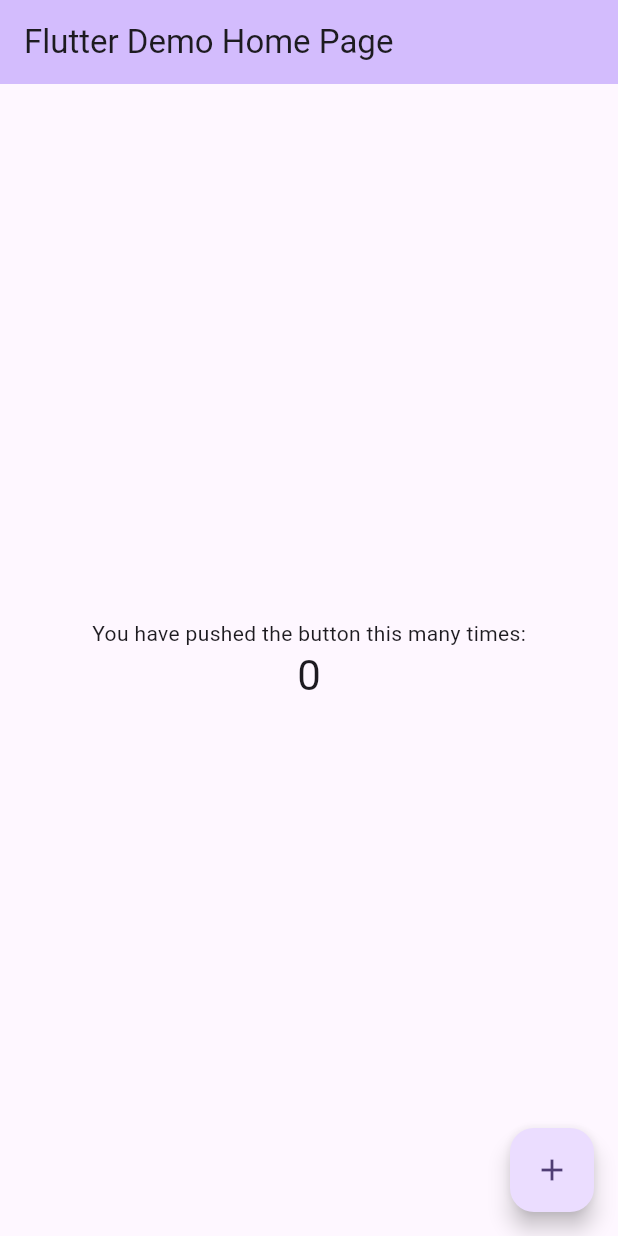
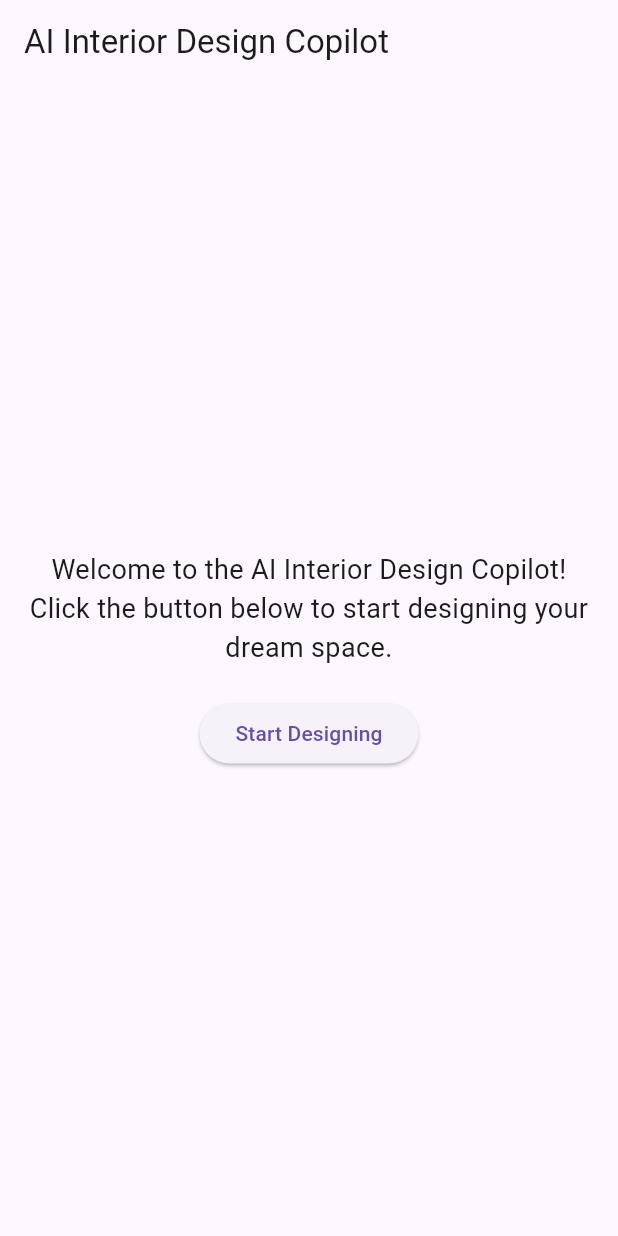
Before and after one commit to LNPrasad-droid/ai-interior-copilot, a Flutter app: the screen it shows after launch, on a phone screen of 412 x 824 dp. Run offline on Flutter 3.47's test engine with Material 3 defaults, Android fonts, the light colour scheme and no system bars.

Commit message:
the flutter tasks have been updated

```diff
--- a/frontend/flutter_app/lib/main.dart
+++ b/frontend/flutter_app/lib/main.dart
@@ -1,122 +1,6 @@
 import 'package:flutter/material.dart';
+import 'screens/home_screens.dart';
 
 void main() {
-  runApp(const MyApp());
+  runApp(const MaterialApp(home: HomeScreen()));
 }
-
-class MyApp extends StatelessWidget {
-  const MyApp({super.key});
-
-  // This widget is the root of your application.
-  @override
-  Widget build(BuildContext context) {
-    return MaterialApp(
-      title: 'Flutter Demo',
-      theme: ThemeData(
-        // This is the theme of your application.
-        //
-        // TRY THIS: Try running your application with "flutter run". You'll see
-        // the application has a purple toolbar. Then, without quitting the app,
-        // try changing the seedColor in the colorScheme below to Colors.green
-        // and then invoke "hot reload" (save your changes or press the "hot
-        // reload" button in a Flutter-supported IDE, or press "r" if you used
-        // the command line to start the app).
-        //
-        // Notice that the counter didn't reset back to zero; the application
-        // state is not lost during the reload. To reset the state, use hot
-        // restart instead.
-        //
-        // This works for code too, not just values: Most code changes can be
-        // tested with just a hot reload.
-        colorScheme: .fromSeed(seedColor: Colors.deepPurple),
-      ),
-      home: const MyHomePage(title: 'Flutter Demo Home Page'),
-    );
-  }
-}
-
-class MyHomePage extends StatefulWidget {
-  const MyHomePage({super.key, required this.title});
-
-  // This widget is the home page of your application. It is stateful, meaning
-  // that it has a State object (defined below) that contains fields that affect
-  // how it looks.
-
-  // This class is the configuration for the state. It holds the values (in this
-  // case the title) provided by the parent (in this case the App widget) and
-  // used by the build method of the State. Fields in a Widget subclass are
-  // always marked "final".
-
-  final String title;
-
-  @override
-  State<MyHomePage> createState() => _MyHomePageState();
-}
-
-class _MyHomePageState extends State<MyHomePage> {
-  int _counter = 0;
-
-  void _incrementCounter() {
-    setState(() {
-      // This call to setState tells the Flutter framework that something has
-      // changed in this State, which causes it to rerun the build method below
-      // so that the display can reflect the updated values. If we changed
-      // _counter without calling setState(), then the build method would not be
-      // called again, and so nothing would appear to happen.
-      _counter++;
-    });
-  }
-
-  @override
-  Widget build(BuildContext context) {
-    // This method is rerun every time setState is called, for instance as done
-    // by the _incrementCounter method above.
-    //
-    // The Flutter framework has been optimized to make rerunning build methods
-    // fast, so that you can just rebuild anything that needs updating rather
-    // than having to individually change instances of widgets.
-    return Scaffold(
-      appBar: AppBar(
-        // TRY THIS: Try changing the color here to a specific color (to
-        // Colors.amber, perhaps?) and trigger a hot reload to see the AppBar
-        // change color while the other colors stay the same.
-        backgroundColor: Theme.of(context).colorScheme.inversePrimary,
-        // Here we take the value from the MyHomePage object that was created by
-        // the App.build method, and use it to set our appbar title.
-        title: Text(widget.title),
-      ),
-      body: Center(
-        // Center is a layout widget. It takes a single child and positions it
-        // in the middle of the parent.
-        child: Column(
-          // Column is also a layout widget. It takes a list of children and
-          // arranges them vertically. By default, it sizes itself to fit its
-          // children horizontally, and tries to be as tall as its parent.
-          //
-          // Column has various properties to control how it sizes itself and
-          // how it positions its children. Here we use mainAxisAlignment to
-          // center the children vertically; the main axis here is the vertical
-          // axis because Columns are vertical (the cross axis would be
-          // horizontal).
-          //
-          // TRY THIS: Invoke "debug painting" (choose the "Toggle Debug Paint"
-          // action in the IDE, or press "p" in the console), to see the
-          // wireframe for each widget.
-          mainAxisAlignment: .center,
-          children: [
-            const Text('You have pushed the button this many times:'),
-            Text(
-              '$_counter',
-              style: Theme.of(context).textTheme.headlineMedium,
-            ),
-          ],
-        ),
-      ),
-      floatingActionButton: FloatingActionButton(
-        onPressed: _incrementCounter,
-        tooltip: 'Increment',
-        child: const Icon(Icons.add),
-      ),
-    );
-  }
-}
--- /dev/null
+++ b/frontend/flutter_app/lib/screens/home_screens.dart
@@ -0,0 +1,40 @@
+import 'package:flutter/material.dart';
+import 'questionnaire_screen.dart';
+
+class HomeScreen extends StatelessWidget {
+  const HomeScreen({super.key});
+
+  @override
+  Widget build(BuildContext context) {
+    return Scaffold(
+      appBar: AppBar(title: const Text('AI Interior Design Copilot')),
+      body: Center(
+        child: Column(
+          mainAxisAlignment: MainAxisAlignment.center,
+          children: [
+            const Text(
+              'Welcome to the AI Interior Design Copilot!\n'
+              'Click the button below to start designing your dream space.',
+              textAlign: TextAlign.center,
+              style: TextStyle(fontSize: 18),
+            ),
+
+            SizedBox(height: 20),
+
+            ElevatedButton(
+              onPressed: () {
+                Navigator.push(
+                  context,
+                  MaterialPageRoute(
+                    builder: (context) => const QuestionnaireScreen(),
+                  ),
+                );
+              },
+              child: const Text('Start Designing'),
+            ),
+          ],
+        ),
+      ),
+    );
+  }
+}
--- /dev/null
+++ b/frontend/flutter_app/lib/screens/questionnaire_screen.dart
@@ -0,0 +1,13 @@
+import 'package:flutter/material.dart';
+
+class QuestionnaireScreen extends StatelessWidget {
+  const QuestionnaireScreen({super.key});
+
+  @override
+  Widget build(BuildContext context) {
+    return Scaffold(
+      appBar: AppBar(title: const Text('Questionnaire')),
+      body: const Center(child: Text('Questionnaire Screen')),
+    );
+  }
+}
```
